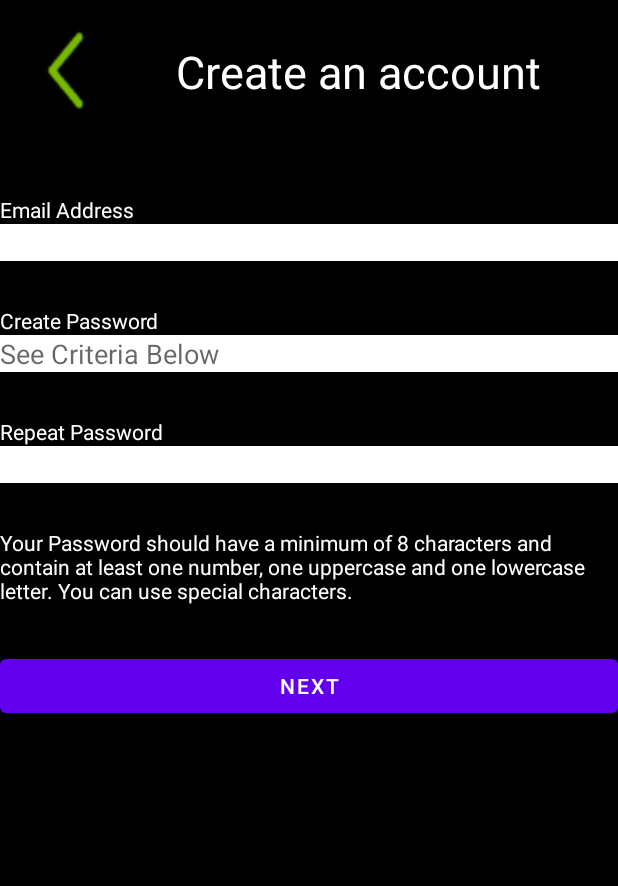
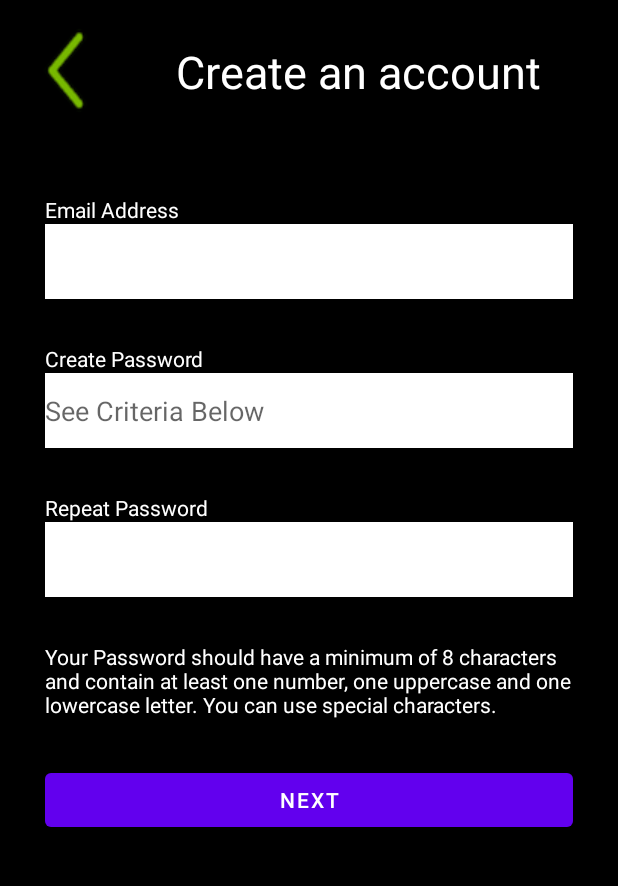
Before and after one commit to DanGugly/A1_EIT, an Android app: the CreateAccount screen opened directly, with no data from a screen before it, on a phone screen of 412 x 824 dp, the part 84-970 px from its top. Run offline under Robolectric (Android 15) with nearby library versions, the phone set to English and light mode, and no system bars.

Commit message:
Added padding to Linear Layout in CreateAccount

```diff
--- a/app/src/main/res/layout/activity_create_account.xml
+++ b/app/src/main/res/layout/activity_create_account.xml
@@ -41,6 +41,8 @@
         android:layout_height="match_parent"
         android:orientation="vertical"
         android:paddingTop="100dp"
+        android:paddingLeft="30dp"
+        android:paddingRight="30dp"
         app:layout_constraintEnd_toEndOf="parent"
         app:layout_constraintStart_toStartOf="parent"
         app:layout_constraintTop_toTopOf="parent">
@@ -55,9 +57,8 @@
 
         <EditText
             android:id="@+id/emailAddress"
-
             android:layout_width="match_parent"
-            android:layout_height="wrap_content"
+            android:layout_height="50dp"
             android:background="@color/white"
             android:ems="10"
             android:inputType="textEmailAddress" />
@@ -73,7 +74,7 @@
         <EditText
             android:id="@+id/createdPassword"
             android:layout_width="match_parent"
-            android:layout_height="wrap_content"
+            android:layout_height="50dp"
             android:background="@color/white"
             android:ems="10"
             android:hint="@string/see_criteria_below" />
@@ -89,7 +90,7 @@
         <EditText
             android:id="@+id/repeatedPassword"
             android:layout_width="match_parent"
-            android:layout_height="wrap_content"
+            android:layout_height="50dp"
             android:background="@color/white"
             android:ems="10" />
 
```
